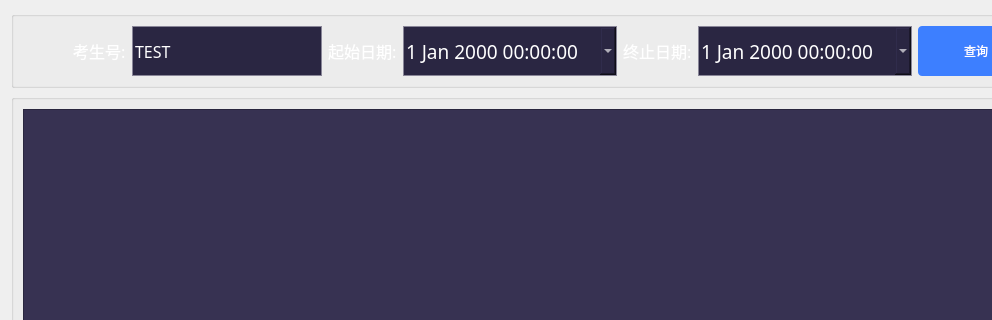
Qt form midExamProjects/common/datamanager/scoremanagerform.ui (cuxle/midExamProjects) before a commit; both pictures show x 0 to 992 and y 0 to 320 of the 1179 by 620 pixel window.
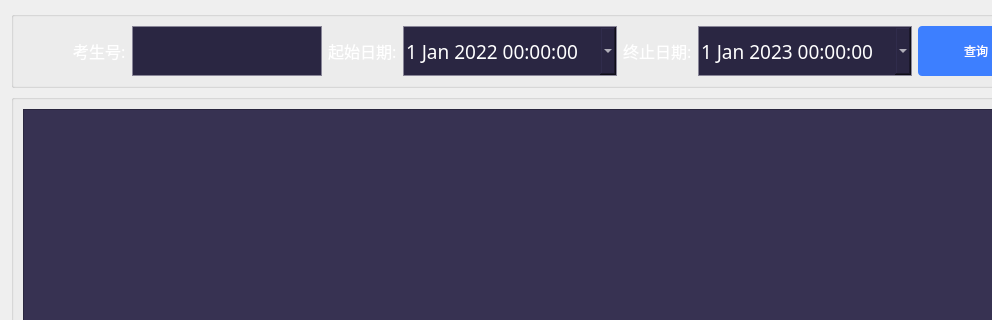
The same form after that commit. Icons and pictures are not drawn.

What changed in the file:
```diff
--- a/midExamProjects/common/datamanager/scoremanagerform.ui
+++ b/midExamProjects/common/datamanager/scoremanagerform.ui
@@ -77,7 +77,7 @@
 border:1px solid #898698;</string>
           </property>
           <property name="text">
-           <string>TEST</string>
+           <string/>
           </property>
          </widget>
         </item>
@@ -122,6 +122,16 @@
 color: rgb(255, 255, 255);
 border:1px solid #898698;</string>
           </property>
+          <property name="dateTime">
+           <datetime>
+            <hour>0</hour>
+            <minute>0</minute>
+            <second>0</second>
+            <year>2022</year>
+            <month>1</month>
+            <day>1</day>
+           </datetime>
+          </property>
           <property name="calendarPopup">
            <bool>true</bool>
           </property>
@@ -168,6 +178,16 @@
 color: rgb(255, 255, 255);
 border:1px solid #898698;</string>
           </property>
+          <property name="dateTime">
+           <datetime>
+            <hour>0</hour>
+            <minute>0</minute>
+            <second>0</second>
+            <year>2023</year>
+            <month>1</month>
+            <day>1</day>
+           </datetime>
+          </property>
           <property name="calendarPopup">
            <bool>true</bool>
           </property>
```
